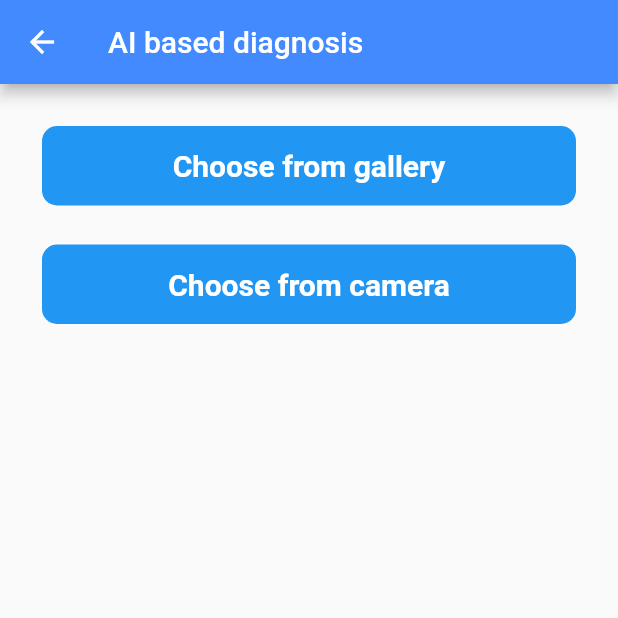
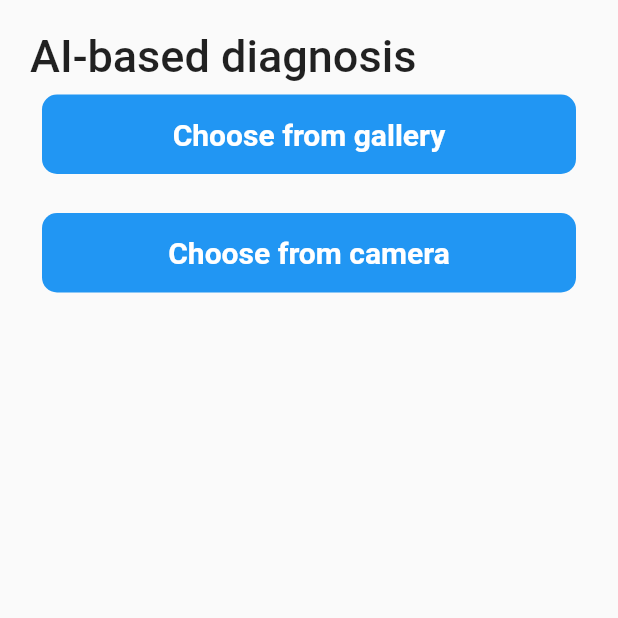
Before and after one commit to IinjyI/Verstand, a Flutter app: the AIDiagnosisScreen screen opened by its route, on a phone screen of 412 x 824 dp, the top half of it. Run offline on Flutter 3.47's test engine with Material 2 defaults, Android fonts, the phone set to English and light mode, and no system bars; our stand-ins replace cloud_firestore, firebase_auth, firebase_core, form_field_validator, image_picker, shared_preferences; accounts and stored records are empty.

Commit message:
working on UI

```diff
--- a/lib/CustomWidgets/CustomHistoryItem.dart
+++ b/lib/CustomWidgets/CustomHistoryItem.dart
@@ -21,7 +21,7 @@ class CustomHistoryItem extends StatelessWidget {
             '${index + 1}',
             style: TextStyle(
               fontSize: 25,
-              fontWeight: FontWeight.bold,
+              fontWeight: FontWeight.w500,
             ),
           ),
           Padding(
@@ -33,7 +33,7 @@ class CustomHistoryItem extends StatelessWidget {
                   pastDiagnosis,
                   style: TextStyle(
                     fontSize: 25,
-                    fontWeight: FontWeight.bold,
+                    fontWeight: FontWeight.w400,
                   ),
                 ),
                 Text(
@@ -43,7 +43,7 @@ class CustomHistoryItem extends StatelessWidget {
                       .substring(0, 19),
                   style: TextStyle(
                       fontSize: 17,
-                      fontWeight: FontWeight.bold,
+                      fontWeight: FontWeight.w400,
                       color: Colors.indigo),
                 ),
               ],
--- a/lib/Screens/AIDiagnosisScreen.dart
+++ b/lib/Screens/AIDiagnosisScreen.dart
@@ -21,9 +21,6 @@ class _AIDiagnosisScreenState extends State<AIDiagnosisScreen> {
   @override
   Widget build(BuildContext context) {
     return Scaffold(
-      appBar: AppBar(
-          title: Text("AI based diagnosis"),
-          backgroundColor: Colors.blueAccent),
       body: SafeArea(child: AIDiagnosis()),
     );
   }
@@ -44,7 +41,12 @@ class _AIDiagnosisState extends State<AIDiagnosis> {
       padding: EdgeInsets.only(top: 20, left: 20, right: 20),
       alignment: Alignment.topCenter,
       child: Column(
+        crossAxisAlignment: CrossAxisAlignment.start,
         children: [
+          Text(
+            'AI-based diagnosis',
+            style: TextStyle(fontWeight: FontWeight.w500, fontSize: 30),
+          ),
           CustomButton(
             text: "Choose from gallery",
             function: () async {
```
Also changed, not shown: lib/Screens/HomeScreen.dart (+20 -5 lines), lib/Screens/ProfileScreen.dart (+7 -3 lines).
